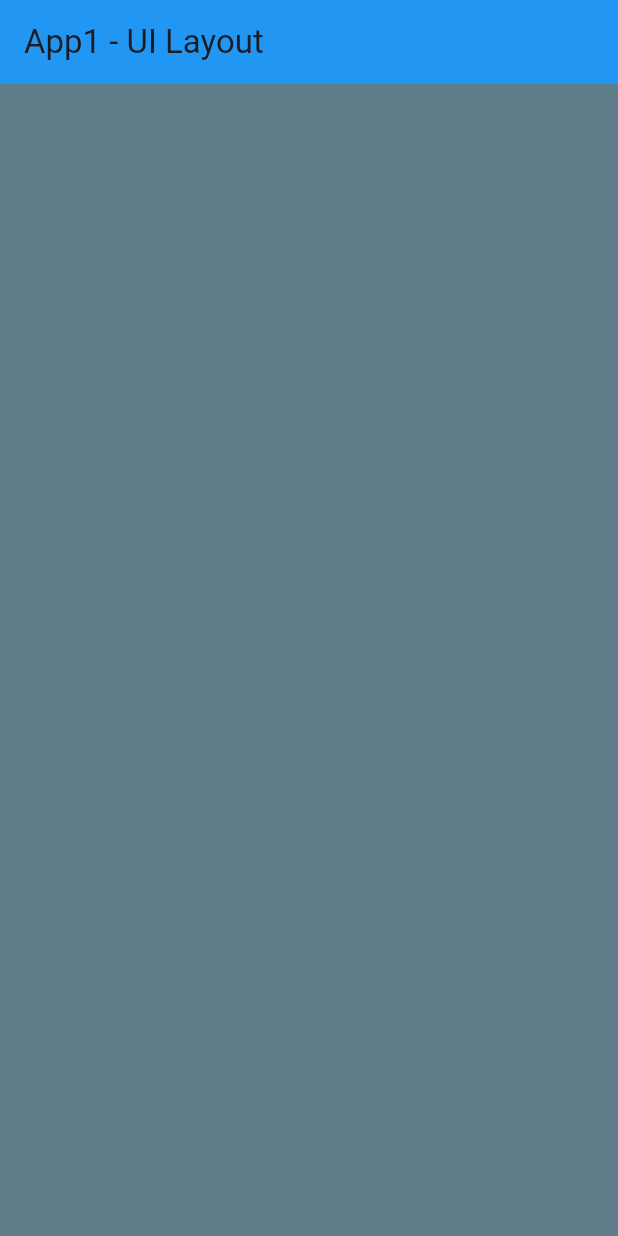
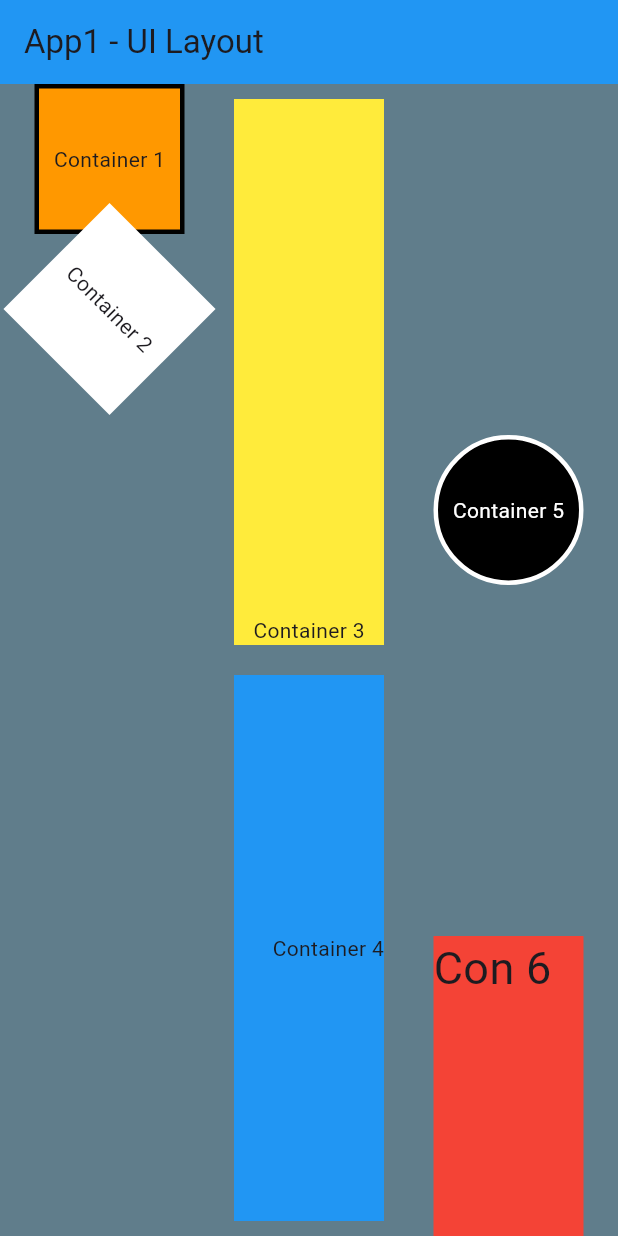
Before and after one commit to ntuininga2/FlutterAssignments, a Flutter app: the screen it shows after launch, on a phone screen of 412 x 824 dp. Run offline on Flutter 3.47's test engine with Material 3 defaults, Android fonts, the phone set to English and light mode, and no system bars; our stand-ins replace sqflite; accounts and stored records are empty.

Commit message:
a1 complete

```diff
--- a/a1/lib/main.dart
+++ b/a1/lib/main.dart
@@ -1,6 +1,7 @@
 // ignore_for_file: use_key_in_widget_constructors, todo
 
 import 'package:flutter/material.dart';
+import 'dart:math' as math;
 
 //https://medium.com/flutter-community/flutter-layout-cheat-sheet-5363348d037e
 
@@ -28,14 +29,176 @@ class MyApp extends StatelessWidget {
         body: const Row(
           mainAxisAlignment: MainAxisAlignment.spaceEvenly,
           mainAxisSize: MainAxisSize.max,
-          children: <Widget>[
+          children: [
             //TODO: Put your code here to complete this app.
-
-
-
+            Column(
+              children: [
+                Container1(),
+                Container2(),
+              ],
+            ),
+            Column(
+              children: [
+                Container3(),
+                Container4()
+              ],
+            ),
+            Column(
+              children: [
+                Container5(),
+                Container6()
+              ],
+            )
           ],
         ),
       ),
     );
   }
 }
+
+
+class Container1 extends StatelessWidget {
+  const Container1({
+    super.key,
+  });
+
+  @override
+  Widget build(BuildContext context) {
+    return Container(
+      height: 100.0,
+      width: 100.0,
+      decoration: BoxDecoration(
+        shape: BoxShape.rectangle,
+        color: Colors.orange,
+        border: Border.all(
+          width: 3,
+          color: Colors.black
+        )
+      ),
+      child: Center(child: Text('Container 1')),
+    );
+  }
+}
+
+class Container2 extends StatelessWidget {
+  const Container2({
+    super.key,
+  });
+
+  @override
+  Widget build(BuildContext context) {
+    return Transform.rotate(
+      angle: math.pi / 4,
+      child: Container(
+        height: 100.0,
+        width: 100.0,
+        decoration: BoxDecoration(
+          shape: BoxShape.rectangle,
+          color: Colors.white,
+        ),
+        child: Center(child: Text('Container 2')),
+      ),
+    );
+  }
+}
+
+class Container3 extends StatelessWidget {
+  const Container3({
+    super.key,
+  });
+
+  @override
+  Widget build(BuildContext context) {
+    return Expanded(
+      child: Padding(
+        padding: const EdgeInsets.all(10.0),
+        child: Container(
+          width: 100.0,
+          decoration: BoxDecoration(
+            shape: BoxShape.rectangle,
+            color: Colors.yellow,
+          ),
+          child: Column(
+            mainAxisAlignment: MainAxisAlignment.end,
+            children: [
+              Text('Container 3'),
+            ],
+          ),
+        ),
+      ),
+    );
+  }
+}
+
+class Container4 extends StatelessWidget {
+  const Container4({
+    super.key,
+  });
+
+  @override
+  Widget build(BuildContext context) {
+    return Expanded(
+      child: Padding(
+        padding: const EdgeInsets.all(10.0),
+        child: Container(
+          width: 100.0,
+          decoration: BoxDecoration(
+            shape: BoxShape.rectangle,
+            color: Colors.blue,
+          ),
+          child: Column(
+            mainAxisAlignment: MainAxisAlignment.center,
+            crossAxisAlignment: CrossAxisAlignment.end,
+            children: [
+              Text('Container 4'),
+            ],
+          ),
+        ),
+      ),
+    );
+  }
+}
+
+class Container5 extends StatelessWidget {
+  const Container5({
+    super.key,
+  });
+
+  @override
+  Widget build(BuildContext context) {
+    return Expanded(
+      child: Container(
+        width: 100.0,
+        height: 100.0,
+        decoration: BoxDecoration(
+          shape: BoxShape.circle,
+          color: Colors.black,
+          border: Border.all(
+            width: 3,
+            color: Colors.white
+          )
+        ),
+        child: Center(child: Text('Container 5', style: TextStyle(color: Colors.white),)),
+      ),
+    );
+  }
+}
+
+class Container6 extends StatelessWidget {
+  const Container6({
+    super.key,
+  });
+
+  @override
+  Widget build(BuildContext context) {
+    return Container(
+      width: 100.0,
+      height: 200.0,
+      decoration: BoxDecoration(
+        shape: BoxShape.rectangle,
+        color: Colors.red,
+      ),
+      child: Text('Con 6', style: TextStyle(fontSize: 30),),
+    );
+  }
+}
```
Also changed, not shown: 2 other files.
